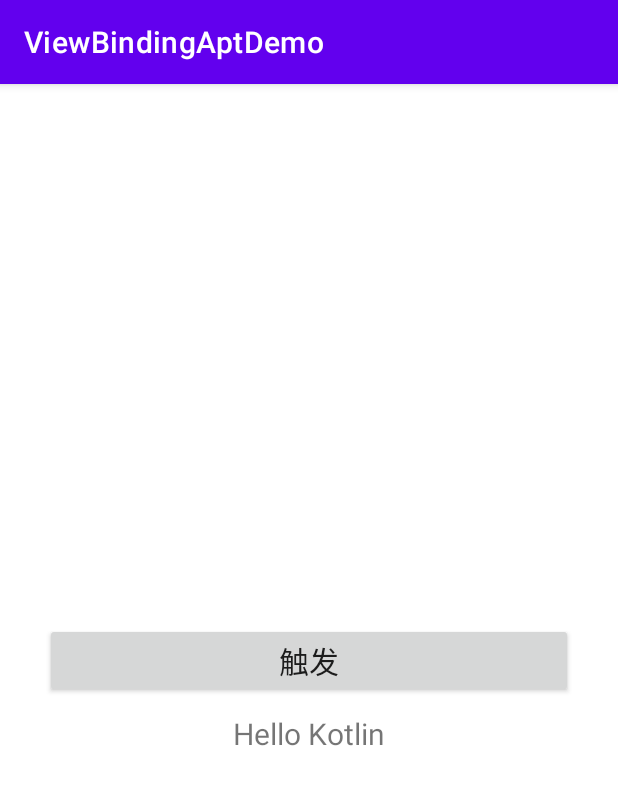
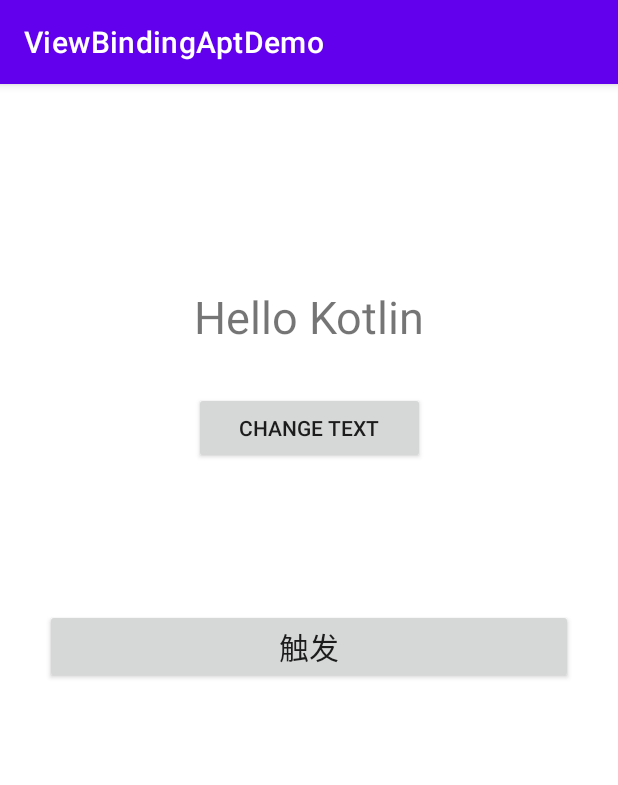
Before and after one commit to sukaidev/BestPractices, an Android app: the screen it shows after launch (MainActivity), on a phone screen of 412 x 824 dp. Shown: the top 785 px of the screen. Run offline under Robolectric (Android 15) with nearby library versions, the phone set to English and light mode, and no system bars; 4 statements that could not run were skipped.

Commit message:
完成Fragment视图绑定功能

```diff
--- a/ViewBindingAptDemo/app/src/main/java/com/sukaidev/viewbindingaptdemo/MainActivity.kt
+++ b/ViewBindingAptDemo/app/src/main/java/com/sukaidev/viewbindingaptdemo/MainActivity.kt
@@ -4,11 +4,9 @@ import android.os.Bundle
 import android.widget.Toast
 import androidx.appcompat.app.AppCompatActivity
 import androidx.appcompat.widget.AppCompatButton
-import androidx.appcompat.widget.AppCompatTextView
-import com.sukaidev.runtime.ViewBinding
-
 import com.sukaidev.annotations.BindClass
 import com.sukaidev.annotations.BindView
+import com.sukaidev.runtime.ViewBinding
 
 /**
  * Created by sukaidev on 2021/07/06.
@@ -20,9 +18,6 @@ class MainActivity : AppCompatActivity() {
     @BindView(R.id.button_action)
     lateinit var button: AppCompatButton
 
-    @BindView(R.id.tv_hello)
-    lateinit var tvHello: AppCompatTextView
-
     override fun onCreate(savedInstanceState: Bundle?) {
         super.onCreate(savedInstanceState)
         setContentView(R.layout.activity_main)
@@ -33,6 +28,9 @@ class MainActivity : AppCompatActivity() {
             Toast.makeText(this, "绑定成功！", Toast.LENGTH_SHORT).show()
         }
 
-        tvHello.text = "Hello KAPT"
+        supportFragmentManager
+            .beginTransaction()
+            .replace(R.id.fragment_container, MainFragment())
+            .commit()
     }
 }
--- /dev/null
+++ b/ViewBindingAptDemo/app/src/main/java/com/sukaidev/viewbindingaptdemo/MainFragment.kt
@@ -0,0 +1,40 @@
+package com.sukaidev.viewbindingaptdemo
+
+import android.os.Bundle
+import android.view.LayoutInflater
+import android.view.View
+import android.view.ViewGroup
+import androidx.appcompat.widget.AppCompatButton
+import androidx.appcompat.widget.AppCompatTextView
+import androidx.fragment.app.Fragment
+import com.sukaidev.annotations.BindClass
+import com.sukaidev.annotations.BindView
+import com.sukaidev.runtime.ViewBinding
+
+/**
+ * Created by sukaidev on 2021/07/09.
+ * @author sukaidev
+ */
+@BindClass
+class MainFragment : Fragment() {
+
+    @BindView(R.id.tv_hello)
+    lateinit var tvHello: AppCompatTextView
+
+    @BindView(R.id.tv_change_text)
+    lateinit var button: AppCompatButton
+
+
+    override fun onCreateView(inflater: LayoutInflater, container: ViewGroup?, savedInstanceState: Bundle?): View? {
+        return inflater.inflate(R.layout.fragment_main, container, false)
+    }
+
+    override fun onViewCreated(view: View, savedInstanceState: Bundle?) {
+        super.onViewCreated(view, savedInstanceState)
+        ViewBinding.INSTANCE.bind(this)
+
+        button.setOnClickListener {
+            tvHello.text = "Hello KAPT"
+        }
+    }
+}
--- a/ViewBindingAptDemo/app/src/main/res/layout/activity_main.xml
+++ b/ViewBindingAptDemo/app/src/main/res/layout/activity_main.xml
@@ -4,27 +4,22 @@
     android:layout_width="match_parent"
     android:layout_height="match_parent">
 
+    <FrameLayout
+        android:id="@+id/fragment_container"
+        android:layout_width="match_parent"
+        android:layout_height="300dp"
+        app:layout_constraintTop_toTopOf="parent" />
+
     <androidx.appcompat.widget.AppCompatButton
         android:id="@+id/button_action"
         android:layout_width="match_parent"
         android:layout_height="wrap_content"
         android:layout_marginHorizontal="30dp"
+        android:layout_marginTop="50dp"
         android:text="触发"
         android:textSize="20dp"
-        app:layout_constraintBottom_toBottomOf="parent"
         app:layout_constraintEnd_toEndOf="parent"
         app:layout_constraintStart_toStartOf="parent"
-        app:layout_constraintTop_toTopOf="parent" />
-
-    <androidx.appcompat.widget.AppCompatTextView
-        android:id="@+id/tv_hello"
-        android:layout_width="wrap_content"
-        android:layout_height="wrap_content"
-        android:layout_marginTop="10dp"
-        android:textSize="20dp"
-        android:text="Hello Kotlin"
-        app:layout_constraintEnd_toEndOf="@id/button_action"
-        app:layout_constraintStart_toStartOf="@id/button_action"
-        app:layout_constraintTop_toBottomOf="@id/button_action" />
+        app:layout_constraintTop_toBottomOf="@id/fragment_container" />
 
 </androidx.constraintlayout.widget.ConstraintLayout>
--- /dev/null
+++ b/ViewBindingAptDemo/app/src/main/res/layout/fragment_main.xml
@@ -0,0 +1,30 @@
+<?xml version="1.0" encoding="utf-8"?>
+<androidx.constraintlayout.widget.ConstraintLayout xmlns:android="http://schemas.android.com/apk/res/android"
+    xmlns:app="http://schemas.android.com/apk/res-auto"
+    android:layout_width="match_parent"
+    android:layout_height="match_parent">
+
+    <androidx.appcompat.widget.AppCompatTextView
+        android:id="@+id/tv_hello"
+        android:layout_width="wrap_content"
+        android:layout_height="wrap_content"
+        android:layout_marginTop="10dp"
+        android:text="Hello Kotlin"
+        android:textSize="30dp"
+        app:layout_constraintBottom_toBottomOf="parent"
+        app:layout_constraintEnd_toEndOf="parent"
+        app:layout_constraintStart_toStartOf="parent"
+        app:layout_constraintTop_toTopOf="parent" />
+
+    <androidx.appcompat.widget.AppCompatButton
+        android:id="@+id/tv_change_text"
+        android:layout_width="wrap_content"
+        android:layout_height="wrap_content"
+        android:layout_marginTop="30dp"
+        android:paddingHorizontal="30dp"
+        android:text="change text"
+        app:layout_constraintEnd_toEndOf="@+id/tv_hello"
+        app:layout_constraintStart_toStartOf="@+id/tv_hello"
+        app:layout_constraintTop_toBottomOf="@+id/tv_hello" />
+
+</androidx.constraintlayout.widget.ConstraintLayout>
--- a/ViewBindingAptDemo/compiler/src/main/java/com/sukaidev/compiler/binding/BindingActivity.kt
+++ b/ViewBindingAptDemo/compiler/src/main/java/com/sukaidev/compiler/binding/BindingActivity.kt
@@ -10,8 +10,6 @@ import javax.lang.model.element.TypeElement
  * @author sukaidev
  */
 class BindingActivity(val typeElement: TypeElement) {
-
-    val resId: Int = 0
 
     val bindingViews = TreeSet<BindingView>()
 
--- a/ViewBindingAptDemo/compiler/src/main/java/com/sukaidev/compiler/binding/BindingFragment.kt
+++ b/ViewBindingAptDemo/compiler/src/main/java/com/sukaidev/compiler/binding/BindingFragment.kt
@@ -9,7 +9,7 @@ import javax.lang.model.element.TypeElement
  * Created by sukaidev on 2021/07/02.
  * @author sukaidev
  */
-class BindingFragment(private val typeElement: TypeElement) {
+class BindingFragment(val typeElement: TypeElement) {
 
     val bindingViews = TreeSet<BindingView>()
 
--- /dev/null
+++ b/ViewBindingAptDemo/runtime/src/main/java/com/sukaidev/runtime/BindingFragmentLifecycleCallback.kt
@@ -0,0 +1,17 @@
+package com.sukaidev.runtime
+
+import androidx.fragment.app.Fragment
+import androidx.fragment.app.FragmentManager
+
+/**
+ * Created by sukaidev on 2021/07/03.
+ * 实现Fragment的自动解绑.
+ * @author sukaidev
+ */
+class BindingFragmentLifecycleCallback : FragmentManager.FragmentLifecycleCallbacks() {
+
+    override fun onFragmentViewDestroyed(fm: FragmentManager, f: Fragment) {
+        super.onFragmentViewDestroyed(fm, f)
+        ViewBinding.INSTANCE.unBind(f)
+    }
+}
--- a/ViewBindingAptDemo/runtime/src/main/java/com/sukaidev/runtime/ViewBinding.kt
+++ b/ViewBindingAptDemo/runtime/src/main/java/com/sukaidev/runtime/ViewBinding.kt
@@ -2,7 +2,7 @@ package com.sukaidev.runtime
 
 import android.app.Activity
 import android.app.Application
-import kotlin.collections.LinkedHashMap
+import androidx.fragment.app.Fragment
 
 /**
  * Created by sukaidev on 2021/07/03.
@@ -13,19 +13,22 @@ class ViewBinding {
     private val BINDINGS = LinkedHashMap<String, UnBinder>()
 
     private val activityLifecycleCallback = BindingActivityLifecycleCallback()
+    private val fragmentLifecycleCallback = BindingFragmentLifecycleCallback()
 
     fun init(app: Application) {
         app.registerActivityLifecycleCallbacks(activityLifecycleCallback)
     }
 
-    fun bind(activity: Activity) {
-        val activityClass = activity::class.java
-        val bindingClassName = activity.javaClass.name + BINDING_CLASS_POSTFIX
+    fun bind(source: Any) {
+        if (source !is Activity && source !is Fragment) return
+
+        val sourceClass = source::class.java
+        val bindingClassName = source.javaClass.name + BINDING_CLASS_POSTFIX
         var unBinder = BINDINGS[bindingClassName]
         try {
             if (unBinder == null) {
-                val bindingClass = Class.forName(activityClass.name)?.classLoader?.loadClass(bindingClassName) ?: return
-                unBinder = bindingClass.getConstructor(activityClass).newInstance(activity) as UnBinder
+                val bindingClass = Class.forName(sourceClass.name)?.classLoader?.loadClass(bindingClassName) ?: return
+                unBinder = bindingClass.getConstructor(sourceClass).newInstance(source) as UnBinder
                 BINDINGS[bindingClassName] = unBinder
             }
             unBinder.bind()
@@ -33,15 +36,26 @@ class ViewBinding {
             e.printStackTrace()
             return
         }
+
+        if (source is Fragment) {
+            source.parentFragmentManager.registerFragmentLifecycleCallbacks(fragmentLifecycleCallback, false)
+        }
     }
 
-    fun unBind(activity: Activity) {
-        val bindingClassName = activity.javaClass.name + BINDING_CLASS_POSTFIX
+
+    fun unBind(source: Any) {
+        if (source !is Activity && source !is Fragment) return
+
+        val bindingClassName = source.javaClass.name + BINDING_CLASS_POSTFIX
 
         val unBinder = BINDINGS[bindingClassName] ?: return
         unBinder.unBind()
 
         BINDINGS.remove(bindingClassName)
+
+        if (source is Fragment) {
+            source.parentFragmentManager.unregisterFragmentLifecycleCallbacks(fragmentLifecycleCallback)
+        }
     }
 
     companion object {
```
Also changed, not shown: ViewBindingAptDemo/compiler/src/main/java/com/sukaidev/compiler/binding/BindingFragmentBuilder.kt (+123 -0 lines).
